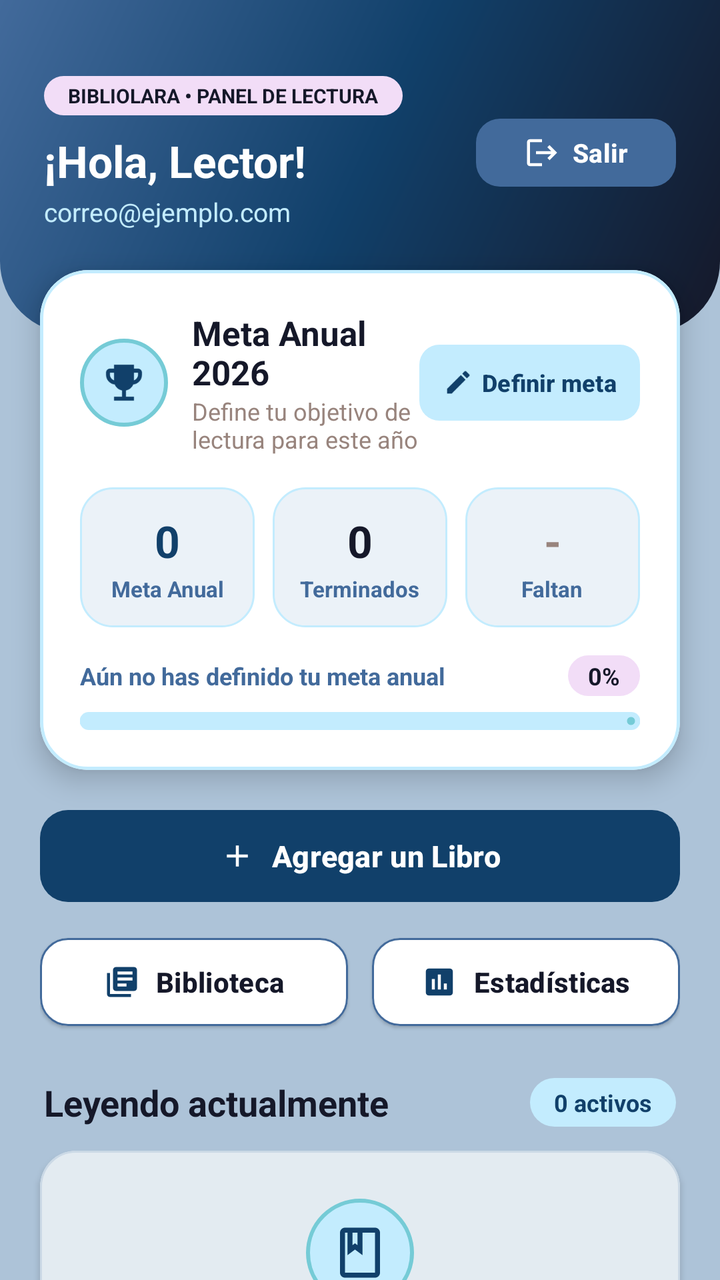
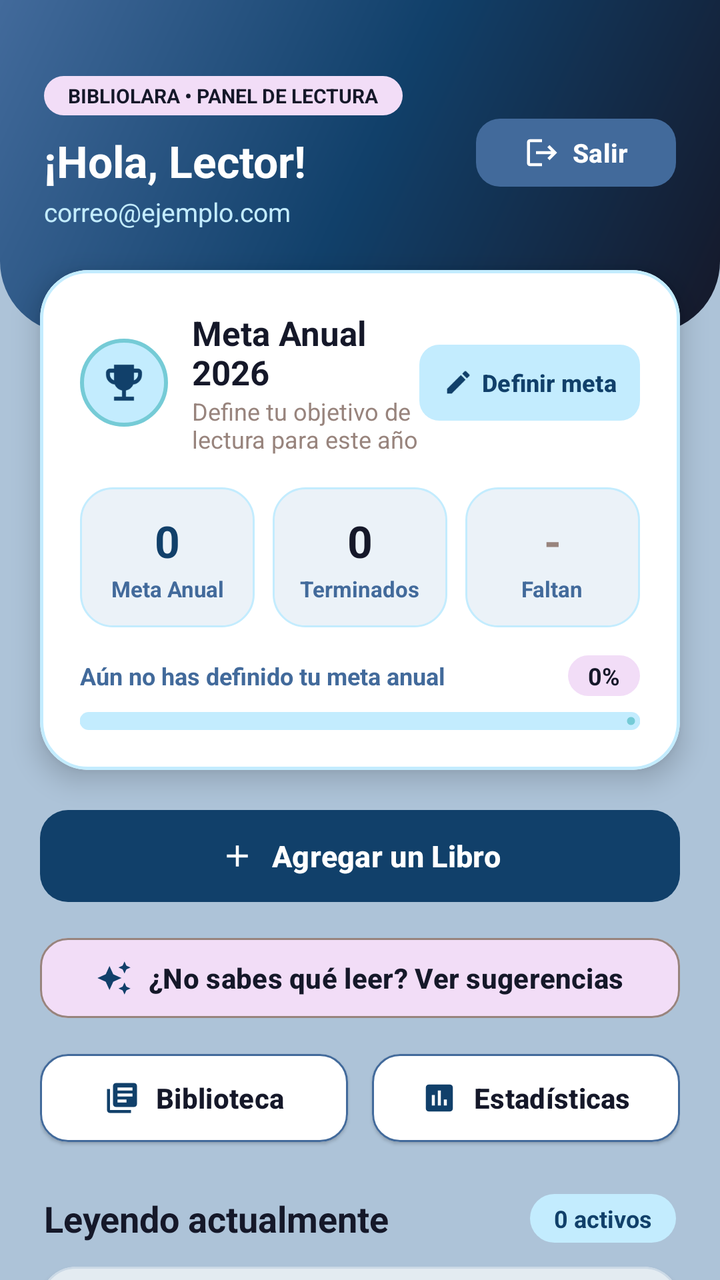

Two renders of the same Android screen: before a commit and after it. Below are the layout's source before the change and the commit's diff.
<!-- AndroidManifest.xml: application theme Theme.DSMDesafio03 -->
<!-- res/layout/activity_main.xml -->
<?xml version="1.0" encoding="utf-8"?>
<androidx.core.widget.NestedScrollView xmlns:android="http://schemas.android.com/apk/res/android"
    xmlns:app="http://schemas.android.com/apk/res-auto"
    android:id="@+id/main"
    android:layout_width="match_parent"
    android:layout_height="match_parent"
    android:background="@color/bg_sky_gray"
    android:fillViewport="true">

    <androidx.constraintlayout.widget.ConstraintLayout
        android:layout_width="match_parent"
        android:layout_height="wrap_content"
        android:paddingBottom="32dp">

        
        <LinearLayout
            android:id="@+id/topHeader"
            android:layout_width="0dp"
            android:layout_height="wrap_content"
            android:background="@drawable/bg_auth_header"
            android:orientation="vertical"
            android:paddingHorizontal="22dp"
            android:paddingTop="38dp"
            android:paddingBottom="52dp"
            app:layout_constraintEnd_toEndOf="parent"
            app:layout_constraintStart_toStartOf="parent"
            app:layout_constraintTop_toTopOf="parent">

            <LinearLayout
                android:layout_width="match_parent"
                android:layout_height="wrap_content"
                android:gravity="center_vertical"
                android:orientation="horizontal">

                <LinearLayout
                    android:layout_width="0dp"
                    android:layout_height="wrap_content"
                    android:layout_weight="1"
                    android:orientation="vertical">

                    <TextView
                        android:layout_width="wrap_content"
                        android:layout_height="wrap_content"
                        android:background="@drawable/bg_badge_pink"
                        android:paddingHorizontal="12dp"
                        android:paddingVertical="3dp"
                        android:text="BIBLIOLARA • PANEL DE LECTURA"
                        android:textColor="@color/dark_night"
                        android:textSize="10sp"
                        android:textStyle="bold" />

                    <TextView
                        android:id="@+id/tvGreeting"
                        android:layout_width="wrap_content"
                        android:layout_height="wrap_content"
                        android:layout_marginTop="8dp"
                        android:text="¡Hola, Lector!"
                        android:textColor="@color/white"
                        android:textSize="22sp"
                        android:textStyle="bold" />

                    <TextView
                        android:id="@+id/tvUserEmail"
                        android:layout_width="wrap_content"
                        android:layout_height="wrap_content"
                        android:layout_marginTop="2dp"
                        android:text="correo@ejemplo.com"
                        android:textColor="@color/ice_cyan"
                        android:textSize="13sp" />
                </LinearLayout>

                
                <com.google.android.material.button.MaterialButton
                    android:id="@+id/btnLogout"
                    style="@style/Widget.Material3.Button.TonalButton"
                    android:layout_width="wrap_content"
                    android:layout_height="42dp"
                    android:text="Salir"
                    android:textAllCaps="false"
                    android:textColor="@color/white"
                    android:textSize="13sp"
                    android:textStyle="bold"
                    app:backgroundTint="@color/steel_blue"
                    app:cornerRadius="12dp"
                    app:icon="@drawable/ic_logout"
                    app:iconPadding="6dp"
                    app:iconSize="18dp"
                    app:iconTint="@color/white" />
            </LinearLayout>
        </LinearLayout>

        
        <com.google.android.material.card.MaterialCardView
            android:id="@+id/cardAnnualGoal"
            android:layout_width="0dp"
            android:layout_height="wrap_content"
            android:layout_marginHorizontal="20dp"
            android:layout_marginTop="-32dp"
            app:cardBackgroundColor="@color/surface_card_elevated"
            app:cardCornerRadius="24dp"
            app:cardElevation="8dp"
            app:layout_constraintEnd_toEndOf="parent"
            app:layout_constraintStart_toStartOf="parent"
            app:layout_constraintTop_toBottomOf="@id/topHeader"
            app:strokeColor="@color/ice_cyan"
            app:strokeWidth="1.5dp">

            <LinearLayout
                android:layout_width="match_parent"
                android:layout_height="wrap_content"
                android:orientation="vertical"
                android:padding="20dp">

                
                <LinearLayout
                    android:layout_width="match_parent"
                    android:layout_height="wrap_content"
                    android:gravity="center_vertical"
                    android:orientation="horizontal">

                    <FrameLayout
                        android:layout_width="44dp"
                        android:layout_height="44dp"
                        android:background="@drawable/bg_icon_circle"
                        android:padding="10dp">

                        <ImageView
                            android:layout_width="match_parent"
                            android:layout_height="match_parent"
                            android:contentDescription="Meta anual"
                            android:src="@drawable/ic_trophy" />
                    </FrameLayout>

                    <LinearLayout
                        android:layout_width="0dp"
                        android:layout_height="wrap_content"
                        android:layout_marginStart="12dp"
                        android:layout_weight="1"
                        android:orientation="vertical">

                        <TextView
                            android:id="@+id/tvGoalTitle"
                            android:layout_width="wrap_content"
                            android:layout_height="wrap_content"
                            android:text="Meta Anual 2026"
                            android:textColor="@color/dark_night"
                            android:textSize="17sp"
                            android:textStyle="bold" />

                        <TextView
                            android:id="@+id/tvGoalSubtitle"
                            android:layout_width="wrap_content"
                            android:layout_height="wrap_content"
                            android:text="Define tu objetivo de lectura para este año"
                            android:textColor="@color/warm_taupe"
                            android:textSize="12sp" />
                    </LinearLayout>

                    <com.google.android.material.button.MaterialButton
                        android:id="@+id/btnEditGoal"
                        style="@style/Widget.Material3.Button.TonalButton"
                        android:layout_width="wrap_content"
                        android:layout_height="38dp"
                        android:insetTop="0dp"
                        android:insetBottom="0dp"
                        android:paddingHorizontal="12dp"
                        android:text="Definir meta"
                        android:textAllCaps="false"
                        android:textColor="@color/deep_teal"
                        android:textSize="12sp"
                        android:textStyle="bold"
                        app:backgroundTint="@color/ice_cyan"
                        app:cornerRadius="10dp"
                        app:icon="@drawable/ic_edit"
                        app:iconPadding="4dp"
                        app:iconSize="15dp"
                        app:iconTint="@color/deep_teal" />
                </LinearLayout>

                
                <LinearLayout
                    android:layout_width="match_parent"
                    android:layout_height="wrap_content"
                    android:layout_marginTop="16dp"
                    android:baselineAligned="false"
                    android:orientation="horizontal">

                    
                    <LinearLayout
                        android:layout_width="0dp"
                        android:layout_height="wrap_content"
                        android:layout_marginEnd="6dp"
                        android:layout_weight="1"
                        android:background="@drawable/bg_metric_box"
                        android:gravity="center"
                        android:orientation="vertical"
                        android:paddingVertical="12dp"
                        android:paddingHorizontal="6dp">

                        <TextView
                            android:id="@+id/tvGoalTargetValue"
                            android:layout_width="wrap_content"
                            android:layout_height="wrap_content"
                            android:text="0"
                            android:textColor="@color/deep_teal"
                            android:textSize="22sp"
                            android:textStyle="bold" />

                        <TextView
                            android:layout_width="wrap_content"
                            android:layout_height="wrap_content"
                            android:layout_marginTop="2dp"
                            android:gravity="center"
                            android:text="Meta Anual"
                            android:textColor="@color/steel_blue"
                            android:textSize="11sp"
                            android:textStyle="bold" />
                    </LinearLayout>

                    
                    <LinearLayout
                        android:layout_width="0dp"
                        android:layout_height="wrap_content"
                        android:layout_marginHorizontal="3dp"
                        android:layout_weight="1"
                        android:background="@drawable/bg_metric_box"
                        android:gravity="center"
                        android:orientation="vertical"
                        android:paddingVertical="12dp"
                        android:paddingHorizontal="6dp">

                        <TextView
                            android:id="@+id/tvGoalFinishedValue"
                            android:layout_width="wrap_content"
                            android:layout_height="wrap_content"
                            android:text="0"
                            android:textColor="@color/dark_night"
                            android:textSize="22sp"
                            android:textStyle="bold" />

                        <TextView
                            android:layout_width="wrap_content"
                            android:layout_height="wrap_content"
                            android:layout_marginTop="2dp"
                            android:gravity="center"
                            android:text="Terminados"
                            android:textColor="@color/steel_blue"
                            android:textSize="11sp"
                            android:textStyle="bold" />
                    </LinearLayout>

                    
                    <LinearLayout
                        android:layout_width="0dp"
                        android:layout_height="wrap_content"
                        android:layout_marginStart="6dp"
                        android:layout_weight="1"
                        android:background="@drawable/bg_metric_box"
                        android:gravity="center"
                        android:orientation="vertical"
                        android:paddingVertical="12dp"
                        android:paddingHorizontal="6dp">

                        <TextView
                            android:id="@+id/tvGoalRemainingValue"
                            android:layout_width="wrap_content"
                            android:layout_height="wrap_content"
                            android:text="-"
                            android:textColor="@color/warm_taupe"
                            android:textSize="22sp"
                            android:textStyle="bold" />

                        <TextView
                            android:layout_width="wrap_content"
                            android:layout_height="wrap_content"
                            android:layout_marginTop="2dp"
                            android:gravity="center"
                            android:text="Faltan"
                            android:textColor="@color/steel_blue"
                            android:textSize="11sp"
                            android:textStyle="bold" />
                    </LinearLayout>
                </LinearLayout>

                
                <LinearLayout
                    android:layout_width="match_parent"
                    android:layout_height="wrap_content"
                    android:layout_marginTop="14dp"
                    android:gravity="center_vertical"
                    android:orientation="horizontal">

                    <TextView
                        android:id="@+id/tvGoalStatusMessage"
                        android:layout_width="0dp"
                        android:layout_height="wrap_content"
                        android:layout_weight="1"
                        android:text="Aún no has definido tu meta anual"
                        android:textColor="@color/steel_blue"
                        android:textSize="12sp"
                        android:textStyle="bold" />

                    <TextView
                        android:id="@+id/tvGoalPercent"
                        android:layout_width="wrap_content"
                        android:layout_height="wrap_content"
                        android:background="@drawable/bg_badge_pink"
                        android:paddingHorizontal="10dp"
                        android:paddingVertical="2dp"
                        android:text="0%"
                        android:textColor="@color/dark_night"
                        android:textSize="12sp"
                        android:textStyle="bold" />
                </LinearLayout>

                <com.google.android.material.progressindicator.LinearProgressIndicator
                    android:id="@+id/progressAnnualGoal"
                    android:layout_width="match_parent"
                    android:layout_height="wrap_content"
                    android:layout_marginTop="8dp"
                    android:max="100"
                    android:progress="0"
                    app:indicatorColor="@color/accent_turquoise"
                    app:trackColor="@color/ice_cyan"
                    app:trackCornerRadius="6dp"
                    app:trackThickness="9dp" />

            </LinearLayout>
        </com.google.android.material.card.MaterialCardView>

        
        <LinearLayout
            android:id="@+id/layoutNavigationActions"
            android:layout_width="0dp"
            android:layout_height="wrap_content"
            android:layout_marginHorizontal="20dp"
            android:layout_marginTop="16dp"
            android:orientation="vertical"
            app:layout_constraintEnd_toEndOf="parent"
            app:layout_constraintStart_toStartOf="parent"
            app:layout_constraintTop_toBottomOf="@id/cardAnnualGoal">

            
            <com.google.android.material.button.MaterialButton
                android:id="@+id/btnAddBook"
                android:layout_width="match_parent"
                android:layout_height="54dp"
                android:text="Agregar un Libro"
                android:textAllCaps="false"
                android:textColor="@color/white"
                android:textSize="15sp"
                android:textStyle="bold"
                app:backgroundTint="@color/deep_teal"
                app:cornerRadius="14dp"
                app:elevation="4dp"
                app:icon="@drawable/ic_add"
                app:iconGravity="textStart"
                app:iconPadding="8dp"
                app:iconTint="@color/white" />

            
            <LinearLayout
                android:layout_width="match_parent"
                android:layout_height="wrap_content"
                android:layout_marginTop="10dp"
                android:orientation="horizontal">

                <com.google.android.material.button.MaterialButton
                    android:id="@+id/btnOpenLibrary"
                    style="@style/Widget.Material3.Button.ElevatedButton"
                    android:layout_width="0dp"
                    android:layout_height="52dp"
                    android:layout_marginEnd="6dp"
                    android:layout_weight="1"
                    android:text="Biblioteca"
                    android:textAllCaps="false"
                    android:textColor="@color/dark_night"
                    android:textSize="14sp"
                    android:textStyle="bold"
                    app:backgroundTint="@color/surface_card_elevated"
                    app:cornerRadius="14dp"
                    app:icon="@drawable/ic_library"
                    app:iconGravity="textStart"
                    app:iconPadding="8dp"
                    app:iconTint="@color/deep_teal"
                    app:strokeColor="@color/steel_blue"
                    app:strokeWidth="1dp" />

                <com.google.android.material.button.MaterialButton
                    android:id="@+id/btnOpenStats"
                    style="@style/Widget.Material3.Button.ElevatedButton"
                    android:layout_width="0dp"
                    android:layout_height="52dp"
                    android:layout_marginStart="6dp"
                    android:layout_weight="1"
                    android:text="Estadísticas"
                    android:textAllCaps="false"
                    android:textColor="@color/dark_night"
                    android:textSize="14sp"
                    android:textStyle="bold"
                    app:backgroundTint="@color/surface_card_elevated"
                    app:cornerRadius="14dp"
                    app:icon="@drawable/ic_stats"
                    app:iconGravity="textStart"
                    app:iconPadding="8dp"
                    app:iconTint="@color/deep_teal"
                    app:strokeColor="@color/steel_blue"
                    app:strokeWidth="1dp" />
            </LinearLayout>
        </LinearLayout>

        
        <LinearLayout
            android:id="@+id/headerCurrentlyReading"
            android:layout_width="0dp"
            android:layout_height="wrap_content"
            android:layout_marginHorizontal="22dp"
            android:layout_marginTop="22dp"
            android:gravity="center_vertical"
            android:orientation="horizontal"
            app:layout_constraintEnd_toEndOf="parent"
            app:layout_constraintStart_toStartOf="parent"
            app:layout_constraintTop_toBottomOf="@id/layoutNavigationActions">

            <TextView
                android:layout_width="0dp"
                android:layout_height="wrap_content"
                android:layout_weight="1"
                android:text="Leyendo actualmente"
                android:textColor="@color/dark_night"
                android:textSize="18sp"
                android:textStyle="bold" />

            <TextView
                android:id="@+id/tvReadingCountBadge"
                android:layout_width="wrap_content"
                android:layout_height="wrap_content"
                android:background="@drawable/bg_chip_genre"
                android:paddingHorizontal="12dp"
                android:paddingVertical="4dp"
                android:text="0 activos"
                android:textColor="@color/deep_teal"
                android:textSize="12sp"
                android:textStyle="bold" />
        </LinearLayout>

        
        <androidx.recyclerview.widget.RecyclerView
            android:id="@+id/rvCurrentlyReading"
            android:layout_width="0dp"
            android:layout_height="wrap_content"
            android:layout_marginHorizontal="20dp"
            android:layout_marginTop="12dp"
            android:nestedScrollingEnabled="false"
            android:visibility="gone"
            app:layout_constraintEnd_toEndOf="parent"
            app:layout_constraintStart_toStartOf="parent"
            app:layout_constraintTop_toBottomOf="@id/headerCurrentlyReading" />

        
        <com.google.android.material.card.MaterialCardView
            android:id="@+id/cardEmptyReading"
            android:layout_width="0dp"
            android:layout_height="wrap_content"
            android:layout_marginHorizontal="20dp"
            android:layout_marginTop="12dp"
            app:cardBackgroundColor="@color/surface_card"
            app:cardCornerRadius="18dp"
            app:cardElevation="2dp"
            app:layout_constraintEnd_toEndOf="parent"
            app:layout_constraintStart_toStartOf="parent"
            app:layout_constraintTop_toBottomOf="@id/headerCurrentlyReading"
            app:strokeColor="@color/divider_soft"
            app:strokeWidth="1dp">

            <LinearLayout
                android:layout_width="match_parent"
                android:layout_height="wrap_content"
                android:gravity="center_horizontal"
                android:orientation="vertical"
                android:padding="24dp">

                <FrameLayout
                    android:layout_width="54dp"
                    android:layout_height="54dp"
                    android:background="@drawable/bg_icon_circle"
                    android:padding="12dp">

                    <ImageView
                        android:layout_width="match_parent"
                        android:layout_height="match_parent"
                        android:contentDescription="Sin lecturas activas"
                        android:src="@drawable/ic_book_logo" />
                </FrameLayout>

                <TextView
                    android:layout_width="wrap_content"
                    android:layout_height="wrap_content"
                    android:layout_marginTop="10dp"
                    android:text="No tienes lecturas en curso"
                    android:textColor="@color/dark_night"
                    android:textSize="15sp"
                    android:textStyle="bold" />

                <TextView
                    android:layout_width="wrap_content"
                    android:layout_height="wrap_content"
                    android:layout_marginTop="4dp"
                    android:gravity="center"
                    android:text="Agrega un libro con estado &quot;Leyendo&quot; para seguir tu porcentaje de avance aquí."
                    android:textColor="@color/warm_taupe"
                    android:textSize="13sp" />
            </LinearLayout>
        </com.google.android.material.card.MaterialCardView>

    </androidx.constraintlayout.widget.ConstraintLayout>
</androidx.core.widget.NestedScrollView>
<!-- resources referenced by this layout -->
<resources>
  <color name="accent_turquoise">#75CBD6</color>
  <color name="bg_sky_gray">#ADC3D8</color>
  <color name="dark_night">#151829</color>
  <color name="deep_teal">#11406A</color>
  <color name="divider_soft">#CBD9E6</color>
  <color name="ice_cyan">#C3ECFE</color>
  <color name="steel_blue">#426A9B</color>
  <color name="surface_card">#F4F8FC</color>
  <color name="surface_card_elevated">#FFFFFF</color>
  <color name="warm_taupe">#98847D</color>
  <color name="white">#FFFFFFFF</color>
  <!-- drawable bg_badge_pink (drawable) -->
  <?xml version="1.0" encoding="utf-8"?>
  <shape xmlns:android="http://schemas.android.com/apk/res/android"
      android:shape="rectangle">
      <solid android:color="@color/pearl_pink" />
      <corners android:radius="50dp" />
  </shape>
  <!-- drawable bg_chip_genre (drawable) -->
  <?xml version="1.0" encoding="utf-8"?>
  <shape xmlns:android="http://schemas.android.com/apk/res/android"
      android:shape="rectangle">
      <solid android:color="@color/ice_cyan" />
      <corners android:radius="50dp" />
  </shape>
  <!-- drawable bg_icon_circle (drawable) -->
  <?xml version="1.0" encoding="utf-8"?>
  <shape xmlns:android="http://schemas.android.com/apk/res/android"
      android:shape="oval">
      <solid android:color="@color/ice_cyan" />
      <stroke
          android:width="2dp"
          android:color="@color/accent_turquoise" />
  </shape>
  <!-- drawable bg_metric_box (drawable) -->
  <?xml version="1.0" encoding="utf-8"?>
  <shape xmlns:android="http://schemas.android.com/apk/res/android"
      android:shape="rectangle">
      <solid android:color="@color/surface_input" />
      <corners android:radius="16dp" />
      <stroke
          android:width="1dp"
          android:color="@color/ice_cyan" />
  </shape>
  <!-- drawable ic_add (drawable) -->
  <vector xmlns:android="http://schemas.android.com/apk/res/android"
      android:width="24dp"
      android:height="24dp"
      android:viewportWidth="24"
      android:viewportHeight="24">
      <path
          android:fillColor="@color/white"
          android:pathData="M19,13h-6v6h-2v-6H5v-2h6V5h2v6h6v2z" />
  </vector>
  <!-- drawable ic_logout (drawable) -->
  <vector xmlns:android="http://schemas.android.com/apk/res/android"
      android:width="24dp"
      android:height="24dp"
      android:viewportWidth="24"
      android:viewportHeight="24">
      <path
          android:fillColor="@color/white"
          android:pathData="M17,7l-1.41,1.41L18.17,11H8v2h10.17l-2.58,2.58L17,17l5,-5zM4,5h8V3H4C2.9,3 2,3.9 2,5v14c0,1.1 0.9,2 2,2h8v-2H4V5z" />
  </vector>
  <!-- drawable ic_stats (drawable) -->
  <vector xmlns:android="http://schemas.android.com/apk/res/android"
      android:width="24dp"
      android:height="24dp"
      android:viewportWidth="24"
      android:viewportHeight="24">
      <path
          android:fillColor="@color/deep_teal"
          android:pathData="M19,3H5C3.9,3 3,3.9 3,5v14c0,1.1 0.9,2 2,2h14c1.1,0 2,-0.9 2,-2V5C21,3.9 20.1,3 19,3zM9,17H7v-7h2V17zM13,17h-2V7h2V17zM17,17h-2v-4h2V17z" />
  </vector>
  <style name="Theme.DSMDesafio03" parent="Base.Theme.DSMDesafio03" />
  <color name="pearl_pink">#F2DDF7</color>
  <color name="surface_input">#EBF2F8</color>
  <color name="status_error">#C93B3B</color>
  <!-- unchanged entries left out for length: 6 -->
</resources>

<!-- the commit's change to res/layout/activity_main.xml (unified diff, before → after) -->
@@ -357,6 +357,27 @@
                 app:iconGravity="textStart"
                 app:iconPadding="8dp"
                 app:iconTint="@color/white" />
+
+            
+            <com.google.android.material.button.MaterialButton
+                android:id="@+id/btnBookSuggestions"
+                style="@style/Widget.Material3.Button.TonalButton"
+                android:layout_width="match_parent"
+                android:layout_height="48dp"
+                android:layout_marginTop="10dp"
+                android:text="¿No sabes qué leer? Ver sugerencias"
+                android:textAllCaps="false"
+                android:textColor="@color/dark_night"
+                android:textSize="14sp"
+                android:textStyle="bold"
+                app:backgroundTint="@color/pearl_pink"
+                app:cornerRadius="14dp"
+                app:icon="@drawable/ic_sparkles"
+                app:iconGravity="textStart"
+                app:iconPadding="8dp"
+                app:iconTint="@color/deep_teal"
+                app:strokeColor="@color/warm_taupe"
+                app:strokeWidth="1dp" />
 
             
             <LinearLayout
<!-- resource entries referenced after the edit -->
@@ -64,6 +64,16 @@
           android:fillColor="@color/white"
           android:pathData="M17,7l-1.41,1.41L18.17,11H8v2h10.17l-2.58,2.58L17,17l5,-5zM4,5h8V3H4C2.9,3 2,3.9 2,5v14c0,1.1 0.9,2 2,2h8v-2H4V5z" />
   </vector>
+  <!-- drawable ic_sparkles (drawable) -->
+  <vector xmlns:android="http://schemas.android.com/apk/res/android"
+      android:width="24dp"
+      android:height="24dp"
+      android:viewportWidth="24"
+      android:viewportHeight="24">
+      <path
+          android:fillColor="@color/deep_teal"
+          android:pathData="M19,9l1.25,-2.75L23,5l-2.75,-1.25L19,1l-1.25,2.75L15,5l2.75,1.25L19,9zM11.5,9.5L9,4 6.5,9.5 1,12l5.5,2.5L9,20l2.5,-5.5L17,12l-5.5,-2.5zM19,15l-1.25,2.75L15,19l2.75,1.25L19,23l1.25,-2.75L23,19l-2.75,-1.25L19,15z" />
+  </vector>
   <!-- drawable ic_stats (drawable) -->
   <vector xmlns:android="http://schemas.android.com/apk/res/android"
       android:width="24dp"
